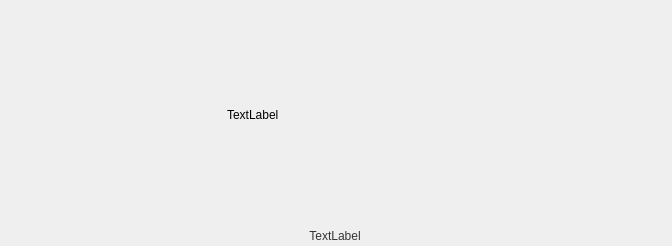
Qt form control/BlankDefaultWidget.ui (HcashOrg/hx-indicator) before a commit.
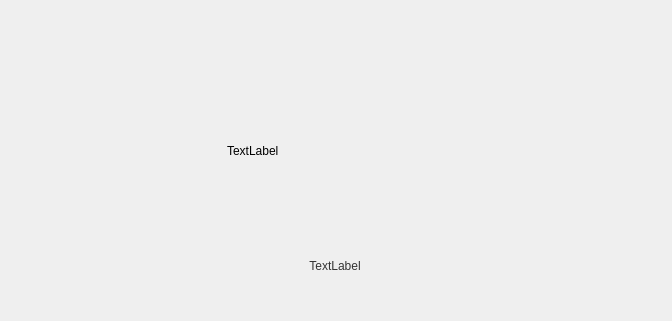
The same form after that commit.

```diff
--- a/control/BlankDefaultWidget.ui
+++ b/control/BlankDefaultWidget.ui
@@ -7,13 +7,13 @@
     <x>0</x>
     <y>0</y>
     <width>672</width>
-    <height>240</height>
+    <height>321</height>
    </rect>
   </property>
   <property name="windowTitle">
    <string>Form</string>
   </property>
-  <layout class="QVBoxLayout" name="verticalLayout_2" stretch="1,10,1">
+  <layout class="QVBoxLayout" name="verticalLayout_2" stretch="1,6,1">
    <property name="spacing">
     <number>0</number>
    </property>
@@ -48,7 +48,7 @@
    <item>
     <layout class="QVBoxLayout" name="verticalLayout">
      <property name="spacing">
-      <number>6</number>
+      <number>0</number>
      </property>
      <item>
       <layout class="QHBoxLayout" name="horizontalLayout" stretch="1,1,1">
@@ -56,7 +56,7 @@
         <number>0</number>
        </property>
        <property name="topMargin">
-        <number>10</number>
+        <number>0</number>
        </property>
        <item>
         <spacer name="horizontalSpacer">
```
